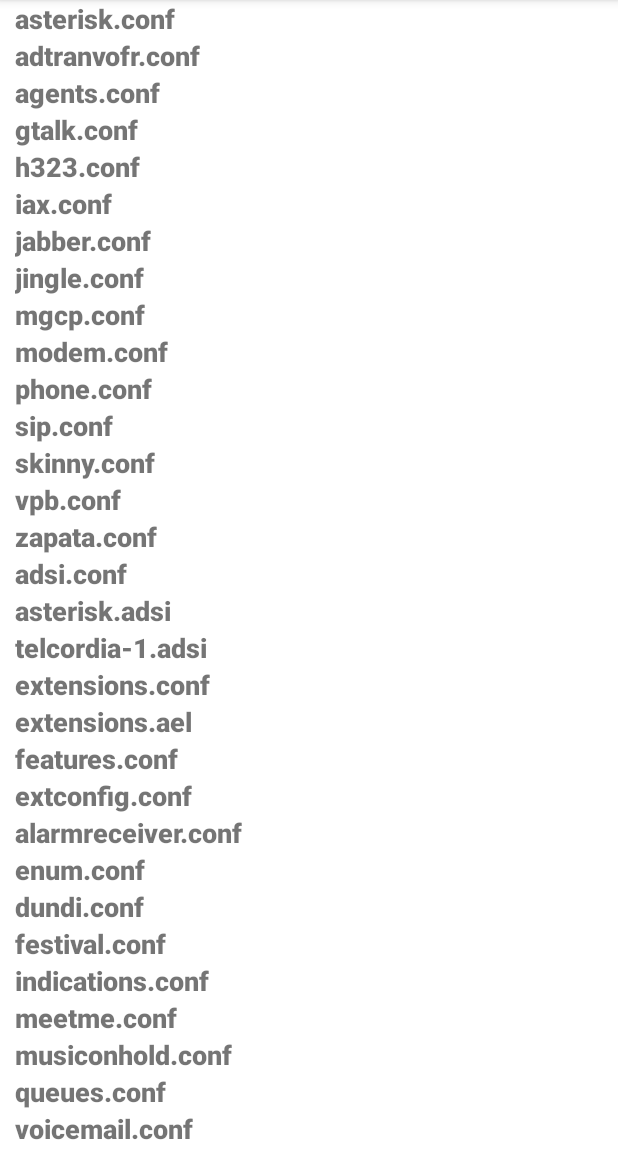
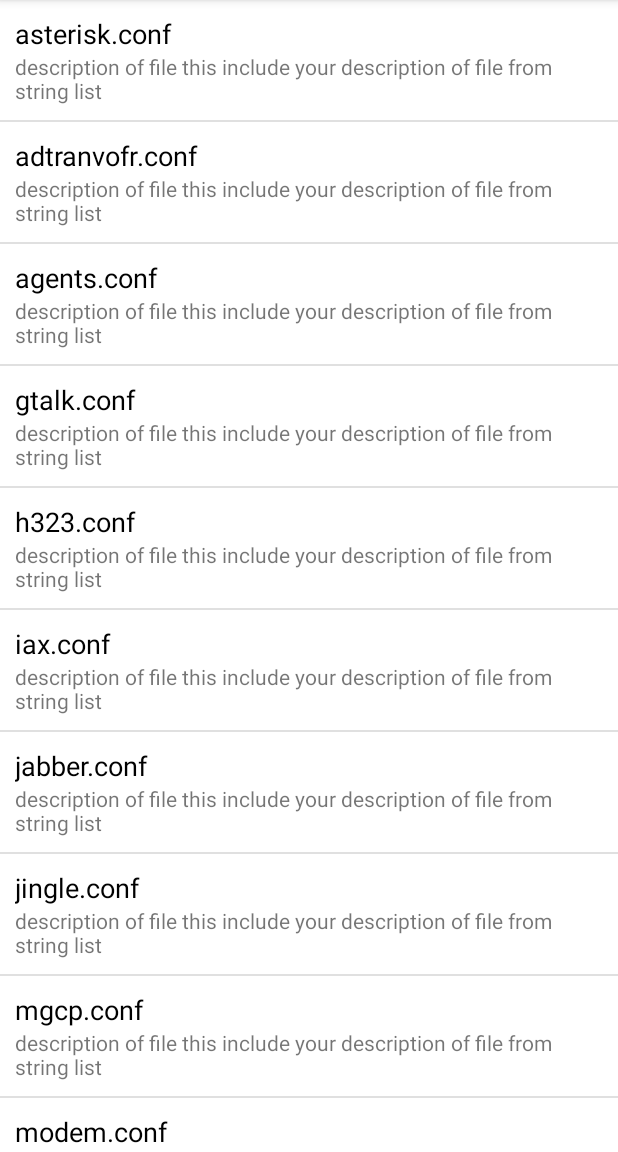
Before and after one commit to id-05/AsteriskManager, an Android app: the fragment ConfigFragment placed in its activity, on a phone screen of 412 x 824 dp, the part 84-1236 px from its top. Run offline under Robolectric (Android 15) with nearby library versions, the phone set to English and light mode, and no system bars; 11 statements that could not run were skipped.

Commit message:
add config style like a preference

```diff
--- a/app/src/main/java/com/asteriskmanager/RecyclerViewAdapter.java
+++ b/app/src/main/java/com/asteriskmanager/ConfigFileAdapter.java
@@ -1,6 +1,5 @@
 package com.asteriskmanager;
 
-import android.content.Context;
 //import android.support.v7.widget.RecyclerView;
 import android.view.LayoutInflater;
 import android.view.View;
@@ -13,7 +12,7 @@ import androidx.recyclerview.widget.RecyclerView;
  * Created by JUNED on 6/10/2016.
  */
 
-public class RecyclerViewAdapter extends RecyclerView.Adapter<RecyclerViewAdapter.ViewHolder>{
+public class ConfigFileAdapter extends RecyclerView.Adapter<ConfigFileAdapter.ViewHolder>{
 
     String[] SubjectValues;
     //Context context;
@@ -21,7 +20,7 @@ public class RecyclerViewAdapter extends RecyclerView.Adapter<RecyclerViewAdapte
     ViewHolder viewHolder1;
     TextView textView;
 
-    public RecyclerViewAdapter(String[] SubjectValues1){
+    public ConfigFileAdapter(String[] SubjectValues1){
 
         this.SubjectValues = SubjectValues1;
         //context = context1;
@@ -29,18 +28,20 @@ public class RecyclerViewAdapter extends RecyclerView.Adapter<RecyclerViewAdapte
 
     public static class ViewHolder extends RecyclerView.ViewHolder{
 
-        public TextView textView;
+        public TextView filename;
+        public TextView description;
+        public TextView category;
 
         public ViewHolder(View v){
-
             super(v);
-
-            textView = (TextView)v.findViewById(R.id.configfilesList);
+            filename = v.findViewById(R.id.filename);
+            description = v.findViewById(R.id.description);
+            category = v.findViewById(R.id.category);
         }
     }
 
     @Override
-    public RecyclerViewAdapter.ViewHolder onCreateViewHolder(ViewGroup parent, int viewType){
+    public ConfigFileAdapter.ViewHolder onCreateViewHolder(ViewGroup parent, int viewType){
         view1 = LayoutInflater.from(parent.getContext()).inflate(R.layout.configfiles_recyclerview,parent,false);
 
         viewHolder1 = new ViewHolder(view1);
@@ -51,7 +52,9 @@ public class RecyclerViewAdapter extends RecyclerView.Adapter<RecyclerViewAdapte
     @Override
     public void onBindViewHolder(ViewHolder holder, int position){
 
-        holder.textView.setText(SubjectValues[position]);
+        holder.filename.setText(SubjectValues[position]);
+        holder.description.setText("description of file this include your description of file from string list");
+        holder.category.setHeight(0);
     }
 
     @Override
--- /dev/null
+++ b/app/src/main/java/com/asteriskmanager/ConfigFileRecord.java
@@ -0,0 +1,31 @@
+package com.asteriskmanager;
+
+public class ConfigFileRecord {
+    String filename;
+    String description;
+    String category;
+
+    public String getFilename() {
+        return filename;
+    }
+
+    public void setFilename(String filename) {
+        this.filename = filename;
+    }
+
+    public String getDescription() {
+        return description;
+    }
+
+    public void setDescription(String description) {
+        this.description = description;
+    }
+
+    public String getCategory() {
+        return category;
+    }
+
+    public void setCategory(String category) {
+        this.category = category;
+    }
+}
--- a/app/src/main/java/com/asteriskmanager/ConfigFragment.java
+++ b/app/src/main/java/com/asteriskmanager/ConfigFragment.java
@@ -53,8 +53,8 @@ public class ConfigFragment extends Fragment implements ConnectionCallback {
     public void onStart() {
         super.onStart();
         amiState.setAction("open");
-        String files[] = getResources().getStringArray(R.array.ConfigFile);
-        RecyclerViewAdapter recyclerViewAdapter = new RecyclerViewAdapter(files);
+        String[] files = getResources().getStringArray(R.array.ConfigFile);
+        ConfigFileAdapter recyclerViewAdapter = new ConfigFileAdapter(files);
         LinearLayoutManager linearLayoutManager = new LinearLayoutManager(this.getContext());
         recyclerView.setLayoutManager(linearLayoutManager);
         recyclerView.setAdapter(recyclerViewAdapter);
--- a/app/src/main/res/layout/configfiles_recyclerview.xml
+++ b/app/src/main/res/layout/configfiles_recyclerview.xml
@@ -1,15 +1,54 @@
 <?xml version="1.0" encoding="utf-8"?>
 <LinearLayout xmlns:android="http://schemas.android.com/apk/res/android"
     android:layout_width="match_parent"
-    android:layout_height="wrap_content">
+    android:layout_height="wrap_content"
+    android:orientation="vertical">
 
     <TextView
-        android:id="@+id/configfilesList"
-        android:layout_width="wrap_content"
+        android:id="@+id/category"
+        android:layout_width="match_parent"
         android:layout_height="wrap_content"
         android:layout_marginStart="10dp"
+        android:layout_marginEnd="10dp"
         android:layout_weight="1"
-        android:fontFamily="sans-serif-black"
+        android:enabled="false"
+        android:textColor="@color/teal_200" />
+
+    <Space
+        android:layout_width="match_parent"
+        android:layout_height="10dp"
+        android:layout_weight="1" />
+
+    <TextView
+        android:id="@+id/filename"
+        android:layout_width="match_parent"
+        android:layout_height="match_parent"
+        android:layout_marginStart="10dp"
+        android:layout_marginEnd="10dp"
+        android:layout_weight="1"
         android:text="TextView"
+        android:textColor="@color/black"
         android:textSize="18sp" />
+
+    <TextView
+        android:id="@+id/description"
+        android:layout_width="match_parent"
+        android:layout_height="match_parent"
+        android:layout_marginStart="10dp"
+        android:layout_marginEnd="10dp"
+        android:layout_weight="1"
+        android:text="TextView" />
+
+    <Space
+        android:layout_width="match_parent"
+        android:layout_height="10dp"
+        android:layout_weight="1" />
+
+    <View
+        android:id="@+id/divider5"
+        android:layout_width="match_parent"
+        android:layout_height="1dp"
+        android:layout_weight="1"
+        android:background="?android:attr/listDivider" />
+
 </LinearLayout>
```
